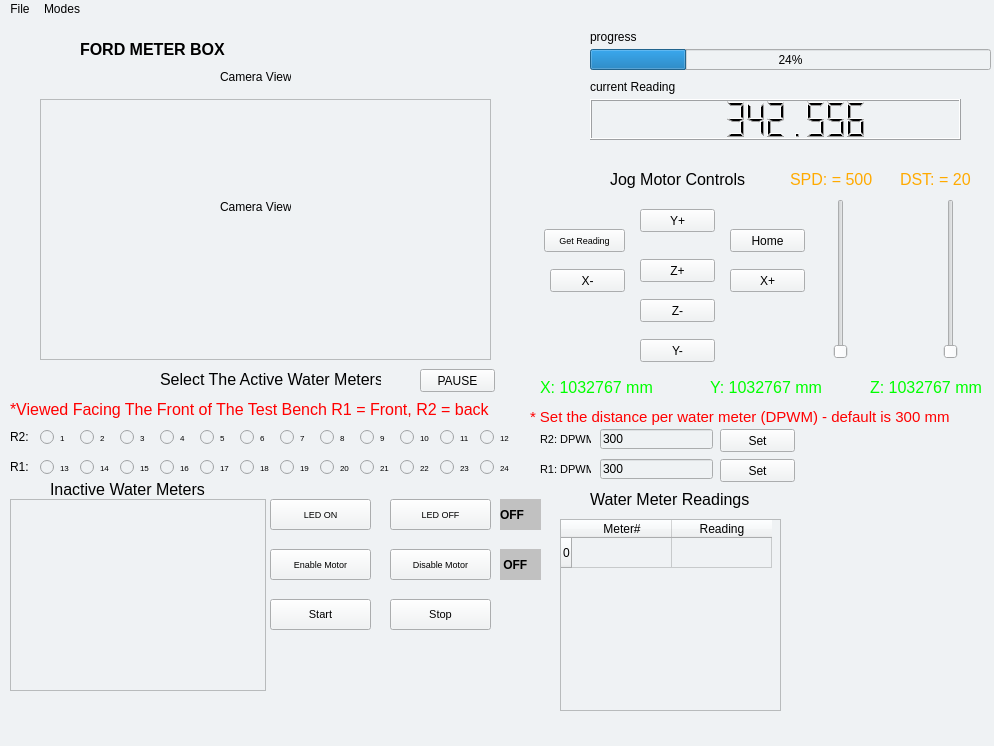
The window that UI/Main.ui (lilyrothschild8/ECE_406_Motor) describes before a commit, drawn with Qt 5.
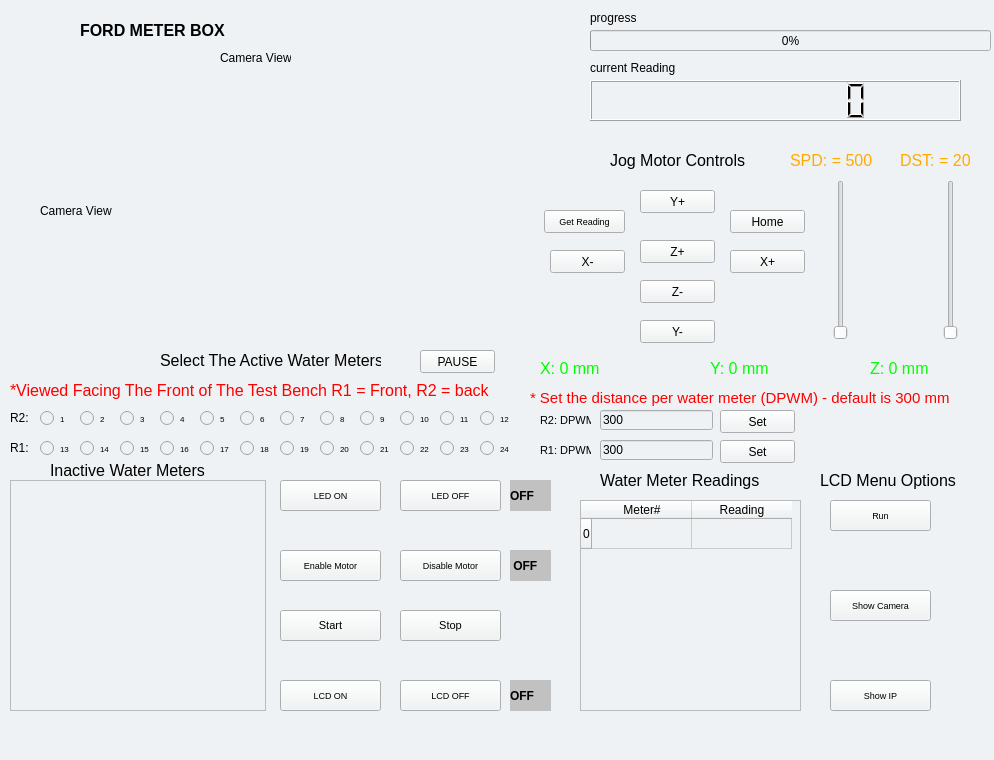
The same window after the commit. Icons and pictures are not drawn.

Diff of the .ui file:
```diff
--- a/UI/Main.ui
+++ b/UI/Main.ui
@@ -7,7 +7,7 @@
     <x>0</x>
     <y>0</y>
     <width>994</width>
-    <height>746</height>
+    <height>760</height>
    </rect>
   </property>
   <property name="windowTitle">
@@ -23,7 +23,7 @@
       <x>0</x>
       <y>0</y>
       <width>1001</width>
-      <height>721</height>
+      <height>731</height>
      </rect>
     </property>
     <property name="font">
@@ -119,7 +119,7 @@
       </rect>
      </property>
      <property name="value">
-      <number>24</number>
+      <number>0</number>
      </property>
     </widget>
     <widget class="QLCDNumber" name="lcdNumber">
@@ -138,7 +138,7 @@
       <enum>QLCDNumber::Filled</enum>
      </property>
      <property name="value" stdset="0">
-      <double>342.555999999999983</double>
+      <double>0.000000000000000</double>
      </property>
     </widget>
     <widget class="QLabel" name="label">
@@ -214,8 +214,8 @@
     <widget class="QPushButton" name="Start_Main">
      <property name="geometry">
       <rect>
-       <x>270</x>
-       <y>580</y>
+       <x>280</x>
+       <y>610</y>
        <width>101</width>
        <height>31</height>
       </rect>
@@ -232,8 +232,8 @@
     <widget class="QPushButton" name="Stop_Main">
      <property name="geometry">
       <rect>
-       <x>390</x>
-       <y>580</y>
+       <x>400</x>
+       <y>610</y>
        <width>101</width>
        <height>31</height>
       </rect>
@@ -250,7 +250,7 @@
     <widget class="QPushButton" name="Led_On">
      <property name="geometry">
       <rect>
-       <x>270</x>
+       <x>280</x>
        <y>480</y>
        <width>101</width>
        <height>31</height>
@@ -268,7 +268,7 @@
     <widget class="QPushButton" name="Led_Off">
      <property name="geometry">
       <rect>
-       <x>390</x>
+       <x>400</x>
        <y>480</y>
        <width>101</width>
        <height>31</height>
@@ -286,8 +286,8 @@
     <widget class="QPushButton" name="enable_Motors">
      <property name="geometry">
       <rect>
-       <x>270</x>
-       <y>530</y>
+       <x>280</x>
+       <y>550</y>
        <width>101</width>
        <height>31</height>
       </rect>
@@ -304,8 +304,8 @@
     <widget class="QPushButton" name="disable_Motors">
      <property name="geometry">
       <rect>
-       <x>390</x>
-       <y>530</y>
+       <x>400</x>
+       <y>550</y>
        <width>101</width>
        <height>31</height>
       </rect>
@@ -1181,7 +1181,7 @@
     <widget class="QLabel" name="LED_Light">
      <property name="geometry">
       <rect>
-       <x>500</x>
+       <x>510</x>
        <y>480</y>
        <width>41</width>
        <height>31</height>
@@ -1203,8 +1203,8 @@
     <widget class="QLabel" name="Motors_Light">
      <property name="geometry">
       <rect>
-       <x>500</x>
-       <y>530</y>
+       <x>510</x>
+       <y>550</y>
        <width>41</width>
        <height>31</height>
       </rect>
@@ -1242,7 +1242,7 @@
       <string notr="true">color:rgb(0, 255, 0)</string>
      </property>
      <property name="text">
-      <string>X: 1032767 mm</string>
+      <string>X: 0 mm</string>
      </property>
     </widget>
     <widget class="QLabel" name="Y_text">
@@ -1265,7 +1265,7 @@
       <string notr="true">color:rgb(0, 255, 0)</string>
      </property>
      <property name="text">
-      <string>Y: 1032767 mm</string>
+      <string>Y: 0 mm</string>
      </property>
     </widget>
     <widget class="QLabel" name="Z_text">
@@ -1288,7 +1288,7 @@
       <string notr="true">color:rgb(0, 255, 0)</string>
      </property>
      <property name="text">
-      <string>Z: 1032767 mm</string>
+      <string>Z: 0 mm</string>
      </property>
     </widget>
     <widget class="QLabel" name="Speed_Text">
@@ -1384,10 +1384,10 @@
     <widget class="QTableWidget" name="Water_Meter_Table">
      <property name="geometry">
       <rect>
-       <x>560</x>
+       <x>580</x>
        <y>500</y>
        <width>221</width>
-       <height>192</height>
+       <height>211</height>
       </rect>
      </property>
      <row>
@@ -1445,14 +1445,14 @@
        <x>10</x>
        <y>480</y>
        <width>256</width>
-       <height>192</height>
+       <height>231</height>
       </rect>
      </property>
     </widget>
     <widget class="QLabel" name="label_15">
      <property name="geometry">
       <rect>
-       <x>590</x>
+       <x>600</x>
        <y>470</y>
        <width>171</width>
        <height>21</height>
@@ -1485,10 +1485,10 @@
     <widget class="QLabel" name="camera_Display">
      <property name="geometry">
       <rect>
-       <x>220</x>
-       <y>180</y>
-       <width>71</width>
-       <height>16</height>
+       <x>40</x>
+       <y>80</y>
+       <width>451</width>
+       <height>261</height>
       </rect>
      </property>
      <property name="font">
@@ -1502,6 +1502,138 @@
       <string>Camera View</string>
      </property>
     </widget>
+    <widget class="QPushButton" name="Lcd_Off">
+     <property name="geometry">
+      <rect>
+       <x>400</x>
+       <y>680</y>
+       <width>101</width>
+       <height>31</height>
+      </rect>
+     </property>
+     <property name="font">
+      <font>
+       <pointsize>7</pointsize>
+      </font>
+     </property>
+     <property name="text">
+      <string>LCD OFF</string>
+     </property>
+    </widget>
+    <widget class="QLabel" name="LCD_Light">
+     <property name="geometry">
+      <rect>
+       <x>510</x>
+       <y>680</y>
+       <width>41</width>
+       <height>31</height>
+      </rect>
+     </property>
+     <property name="font">
+      <font>
+       <weight>75</weight>
+       <bold>true</bold>
+      </font>
+     </property>
+     <property name="styleSheet">
+      <string notr="true">background-color:rgb(193, 193, 193)</string>
+     </property>
+     <property name="text">
+      <string>OFF</string>
+     </property>
+    </widget>
+    <widget class="QPushButton" name="Lcd_On">
+     <property name="geometry">
+      <rect>
+       <x>280</x>
+       <y>680</y>
+       <width>101</width>
+       <height>31</height>
+      </rect>
+     </property>
+     <property name="font">
+      <font>
+       <pointsize>7</pointsize>
+      </font>
+     </property>
+     <property name="text">
+      <string>LCD ON</string>
+     </property>
+    </widget>
+    <widget class="QLabel" name="label_16">
+     <property name="geometry">
+      <rect>
+       <x>820</x>
+       <y>470</y>
+       <width>151</width>
+       <height>21</height>
+      </rect>
+     </property>
+     <property name="font">
+      <font>
+       <pointsize>12</pointsize>
+       <weight>50</weight>
+       <bold>false</bold>
+      </font>
+     </property>
+     <property name="text">
+      <string>LCD Menu Options</string>
+     </property>
+    </widget>
+    <widget class="QPushButton" name="show_Run_Button">
+     <property name="geometry">
+      <rect>
+       <x>830</x>
+       <y>500</y>
+       <width>101</width>
+       <height>31</height>
+      </rect>
+     </property>
+     <property name="font">
+      <font>
+       <pointsize>7</pointsize>
+      </font>
+     </property>
+     <property name="text">
+      <string>Run</string>
+     </property>
+    </widget>
+    <widget class="QPushButton" name="show_Camera_Button">
+     <property name="geometry">
+      <rect>
+       <x>830</x>
+       <y>590</y>
+       <width>101</width>
+       <height>31</height>
+      </rect>
+     </property>
+     <property name="font">
+      <font>
+       <pointsize>7</pointsize>
+      </font>
+     </property>
+     <property name="text">
+      <string>Show Camera</string>
+     </property>
+    </widget>
+    <widget class="QPushButton" name="show_IP_Button">
+     <property name="geometry">
+      <rect>
+       <x>830</x>
+       <y>680</y>
+       <width>101</width>
+       <height>31</height>
+      </rect>
+     </property>
+     <property name="font">
+      <font>
+       <pointsize>7</pointsize>
+      </font>
+     </property>
+     <property name="text">
+      <string>Show IP</string>
+     </property>
+    </widget>
    </widget>
   </widget>
   <widget class="QMenuBar" name="menubar">
@@ -1513,18 +1645,6 @@
      <height>21</height>
     </rect>
    </property>
-   <widget class="QMenu" name="menuFile">
-    <property name="title">
-     <string>File</string>
-    </property>
-   </widget>
-   <widget class="QMenu" name="menuModes">
-    <property name="title">
-     <string>Modes</string>
-    </property>
-   </widget>
-   <addaction name="menuFile"/>
-   <addaction name="menuModes"/>
   </widget>
   <widget class="QStatusBar" name="statusbar"/>
  </widget>
```
